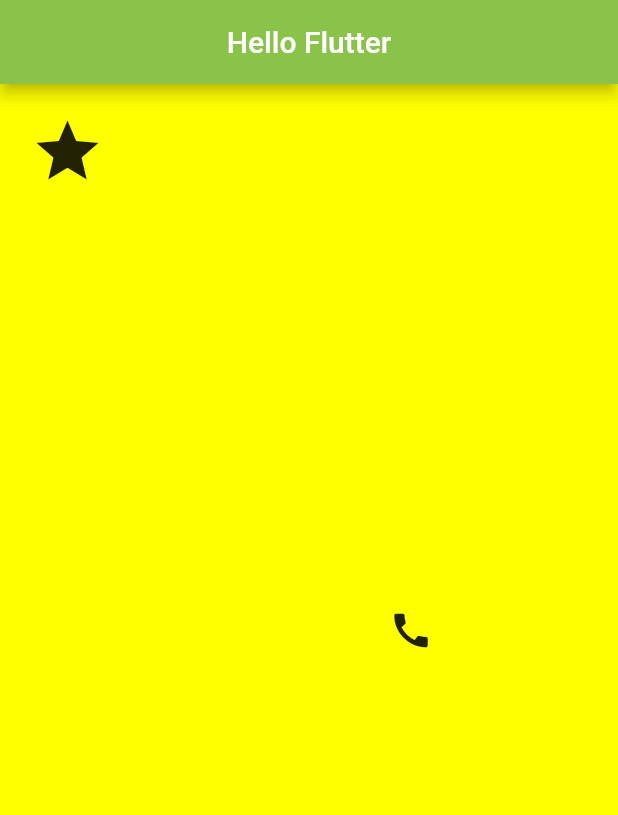
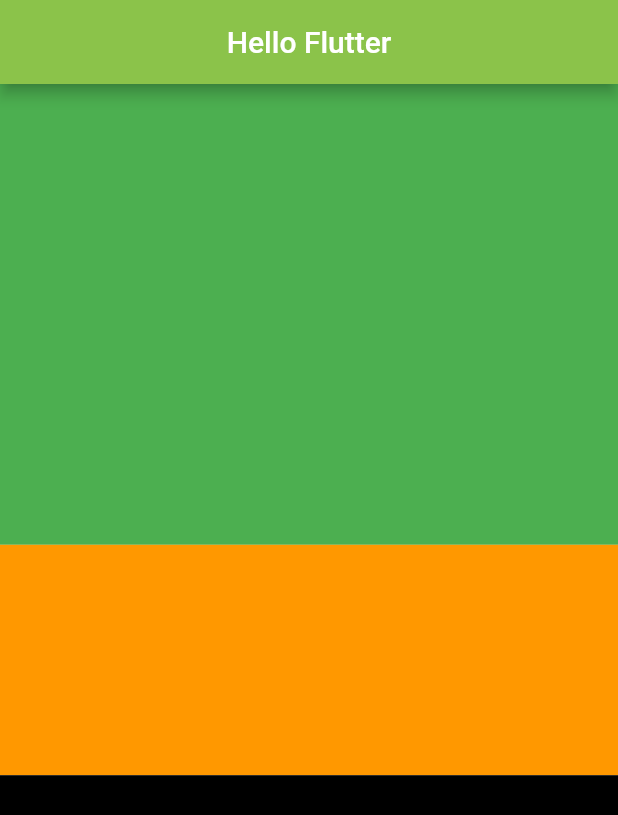
Before and after one commit to Yousuf7075/hello_flutter, a Flutter app: the screen it shows after launch, on a phone screen of 412 x 824 dp. Shown: the top 815 px of the screen. Run offline on Flutter 3.47's test engine with Material 2 defaults, Android fonts, the phone set to English and light mode, and no system bars.

Commit message:
practice expanded

```diff
--- a/lib/main.dart
+++ b/lib/main.dart
@@ -12,25 +12,25 @@ class Home extends StatelessWidget {
           centerTitle: true,
           backgroundColor: Colors.lightGreen,
         ),
-        body: Stack(
-          fit: StackFit.expand,
-          children: <Widget>[
-            Material(color: Colors.yellowAccent),
-            Positioned(
-              top: 20,
-              left: 20,
-              child: Icon(Icons.star, size: 50),
+        body: Column(
+          children: [
+            Expanded(
+              child: Container(
+                decoration: const BoxDecoration(color: Colors.green),
+              ),
+              flex: 2,
             ),
-            Positioned(
-              top: 340,
-              left: 250,
-              child: IconButton(
-                onPressed: (){},
-                icon: Icon(
-                  Icons.call,
-                  size: 30,
-                ),
-              )
+            Expanded(
+              child: Container(
+                decoration: const BoxDecoration(color: Colors.orange),
+              ),
+              flex: 1,
+            ),
+            Expanded(
+              child: Container(
+                decoration: const BoxDecoration(color: Colors.black),
+              ),
+              flex: 2,
             ),
           ],
         ));
```
